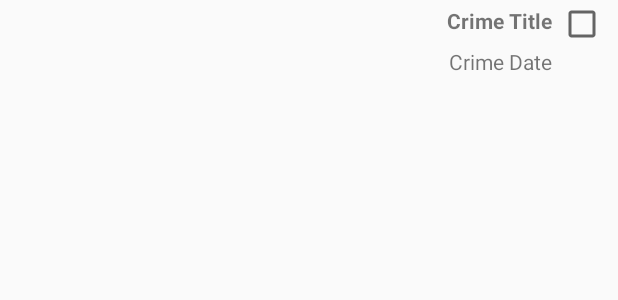
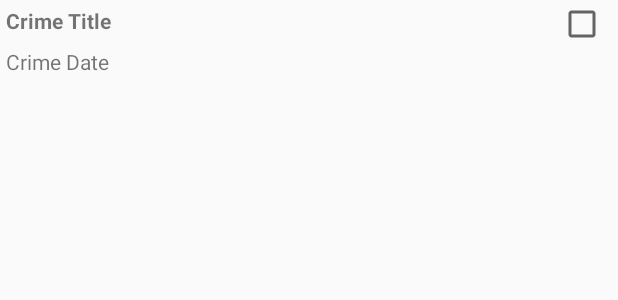
Before and after one commit to msternberg/CriminalIntent, an Android app: the layout list_item_crime.xml on its own in the app's theme, with its tools: preview values and no code run, on a phone screen of 412 x 824 dp. Shown: the top 300 px of the screen. Run offline under Robolectric (Android 15) with nearby library versions, the phone set to English and light mode, and no system bars.

Commit message:
Fixed height of the ViewHolders

```diff
--- a/app/src/main/res/layout/fragment_crime_list.xml
+++ b/app/src/main/res/layout/fragment_crime_list.xml
@@ -3,6 +3,4 @@
     xmlns:android="http://schemas.android.com/apk/res/android"
     android:id="@+id/crime_recycler_view"
     android:layout_width="match_parent"
-    android:layout_height="match_parent">
-
-</android.support.v7.widget.RecyclerView>
+    android:layout_height="match_parent" />
--- a/app/src/main/res/layout/list_item_crime.xml
+++ b/app/src/main/res/layout/list_item_crime.xml
@@ -1,7 +1,7 @@
 <?xml version="1.0" encoding="utf-8"?>
 <RelativeLayout xmlns:android="http://schemas.android.com/apk/res/android"
                 android:layout_width="match_parent"
-                android:layout_height="match_parent"
+                android:layout_height="wrap_content"
                 xmlns:tools="http://schemas.android.com/tools">
 
     <CheckBox
@@ -13,7 +13,7 @@
 
     <TextView
         android:id="@+id/list_item_crime_title_text_view"
-        android:layout_width="wrap_content"
+        android:layout_width="match_parent"
         android:layout_height="wrap_content"
         android:layout_toLeftOf="@id/list_item_crime_solved_check_box"
         android:textStyle="bold"
@@ -22,7 +22,7 @@
 
     <TextView
         android:id="@+id/list_item_crime_date_text_view"
-        android:layout_width="wrap_content"
+        android:layout_width="match_parent"
         android:layout_height="wrap_content"
         android:layout_toLeftOf="@id/list_item_crime_solved_check_box"
         android:layout_below="@id/list_item_crime_title_text_view"
```
Also changed, not shown: app/src/main/res/layout/activity_fragment.xml (+4 -5 lines).
